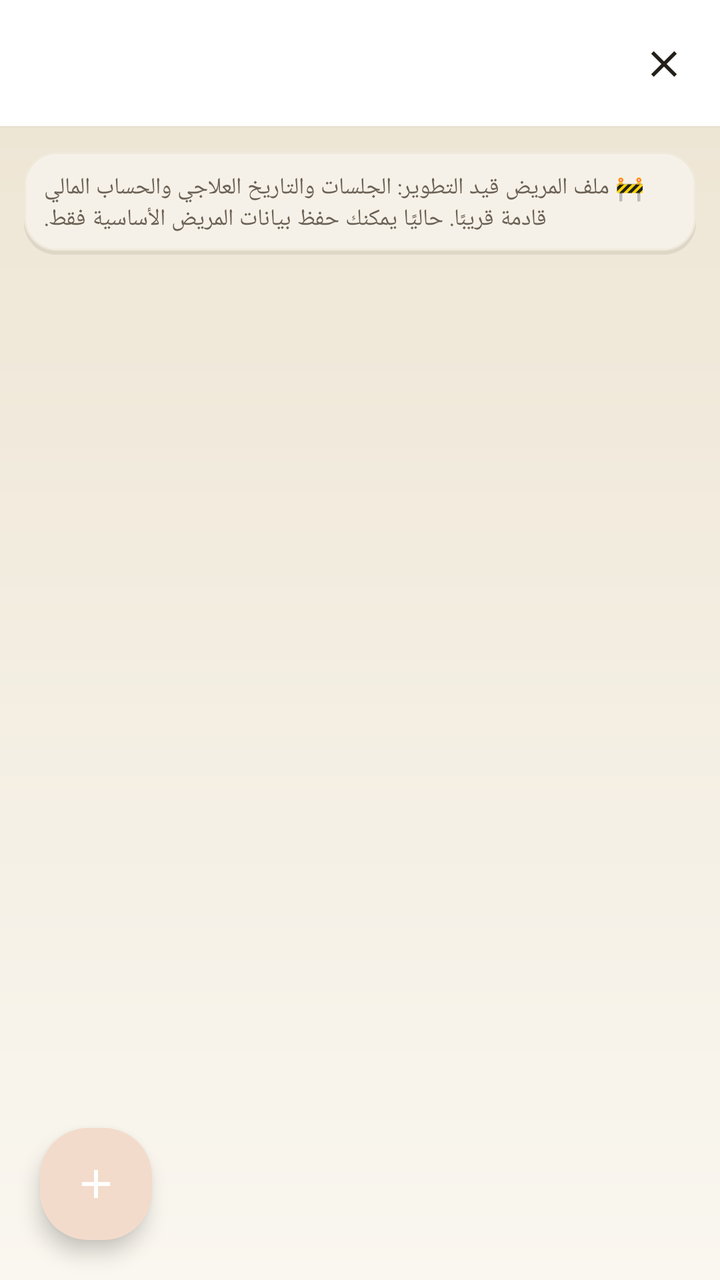
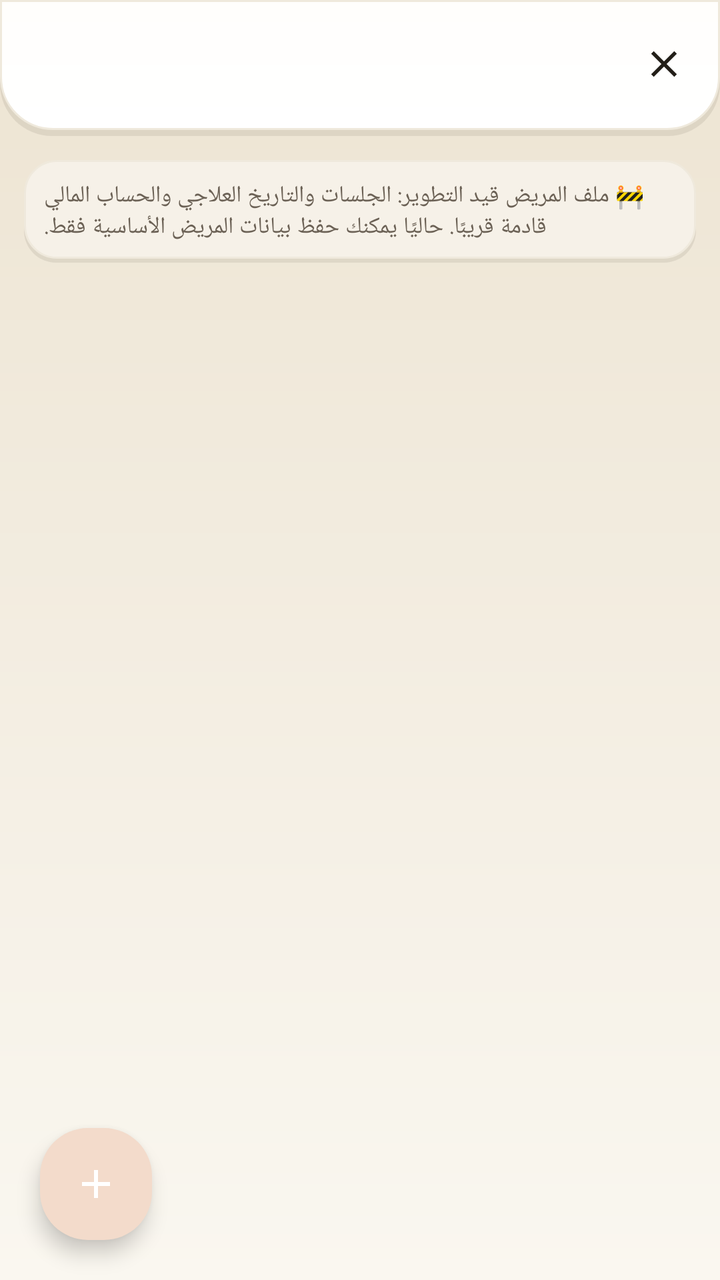

The first picture is an Android layout as it rendered before a commit; the second is the same layout after the commit. The layout source and the unified diff follow.
<!-- AndroidManifest.xml: application theme Theme.ClinicalMaster -->
<!-- res/layout/activity_patients.xml -->
<?xml version="1.0" encoding="utf-8"?>
<LinearLayout xmlns:android="http://schemas.android.com/apk/res/android"
    xmlns:app="http://schemas.android.com/apk/res-auto"
    android:layout_width="match_parent"
    android:layout_height="match_parent"
    android:background="@drawable/bg_app_gradient"
    android:orientation="vertical">

    <com.google.android.material.appbar.MaterialToolbar
        android:id="@+id/toolbar"
        android:layout_width="match_parent"
        android:layout_height="?attr/actionBarSize"
        android:background="@drawable/bg_header_container"
        android:title="🧑‍⚕️ المرضى"
        android:titleTextColor="@color/text_primary"
        app:navigationIcon="@drawable/ic_close" />

    <TextView
        android:layout_width="match_parent"
        android:layout_height="wrap_content"
        android:background="@drawable/bg_glass_card_soft"
        android:layout_margin="12dp"
        android:layout_marginBottom="4dp"
        android:gravity="end"
        android:padding="10dp"
        android:text="🚧 ملف المريض قيد التطوير: الجلسات والتاريخ العلاجي والحساب المالي قادمة قريبًا. حاليًا يمكنك حفظ بيانات المريض الأساسية فقط."
        android:textColor="@color/text_secondary"
        android:textDirection="rtl"
        android:textSize="11.5sp" />

    <FrameLayout
        android:layout_width="match_parent"
        android:layout_height="0dp"
        android:layout_weight="1">

        <TextView
            android:id="@+id/patients_empty_hint"
            android:layout_width="match_parent"
            android:layout_height="wrap_content"
            android:layout_gravity="center"
            android:gravity="center"
            android:padding="32dp"
            android:text="🧑‍⚕️&#10;&#10;لا يوجد مرضى محفوظين بعد.&#10;اضغط + لإضافة أول مريض."
            android:textColor="@color/text_tertiary"
            android:textDirection="rtl"
            android:textSize="13.5sp"
            android:visibility="gone" />

        <ScrollView
            android:layout_width="match_parent"
            android:layout_height="match_parent">

            <LinearLayout
                android:id="@+id/patients_container"
                android:layout_width="match_parent"
                android:layout_height="wrap_content"
                android:orientation="vertical"
                android:padding="12dp" />
        </ScrollView>
    </FrameLayout>

    <com.google.android.material.floatingactionbutton.FloatingActionButton
        android:id="@+id/fab_add_patient"
        android:layout_width="wrap_content"
        android:layout_height="wrap_content"
        android:layout_gravity="end|bottom"
        android:layout_margin="20dp"
        android:contentDescription="إضافة مريض"
        android:src="@drawable/ic_add"
        app:tint="@color/white" />
</LinearLayout>
<!-- resources referenced by this layout -->
<resources>
  <color name="text_primary">#231F19</color>
  <color name="text_secondary">#6B6155</color>
  <color name="text_tertiary">#9C9182</color>
  <color name="white">#FFFFFF</color>
  <!-- drawable bg_app_gradient (drawable) -->
  <shape xmlns:android="http://schemas.android.com/apk/res/android" android:shape="rectangle">
      <gradient android:type="linear" android:angle="90"
          android:startColor="@color/bg_deep_1"
          android:centerColor="@color/bg_deep_2"
          android:endColor="@color/bg_deep_3"/>
  </shape>
  <!-- drawable bg_header_container (drawable) -->
  <layer-list xmlns:android="http://schemas.android.com/apk/res/android">
      <item>
          <shape android:shape="rectangle">
              <solid android:color="@color/glass_fill_strong"/>
          </shape>
      </item>
      <item android:height="1dp" android:gravity="bottom">
          <shape android:shape="rectangle">
              <solid android:color="@color/glass_border"/>
          </shape>
      </item>
  </layer-list>
  <color name="bg_deep_1">#FAF7F0</color>
  <color name="bg_deep_2">#F3EDE1</color>
  <color name="bg_deep_3">#EDE4D2</color>
  <color name="shadow_soft">#14201208</color>
  <color name="glass_fill_soft">#F6F1E8</color>
  <color name="glass_border_soft">#EFE9DC</color>
  <color name="glass_fill_strong">#FFFFFF</color>
  <color name="glass_border">#E9E1D0</color>
  <color name="primary_cyan">#C96A46</color>
  <color name="primary_cyan_dark">#9C4E31</color>
  <color name="m3_primary_container">#F3DBCB</color>
  <color name="m3_on_primary_container">#5A2812</color>
  <color name="accent_violet">#4F7183</color>
  <color name="accent_violet_dark">#3A5563</color>
  <color name="m3_secondary_container">#DAE5E8</color>
  <color name="m3_on_secondary_container">#1C333B</color>
  <color name="m3_tertiary">#A8752B</color>
  <color name="m3_on_tertiary">#FFFFFF</color>
  <color name="m3_tertiary_container">#F2E2C4</color>
  <color name="m3_on_tertiary_container">#463010</color>
  <color name="bg_dark">#F3EDE1</color>
  <color name="surface_dark">#FFFEFC</color>
  <color name="m3_surface_variant">#F1EBDD</color>
  <color name="m3_on_surface_variant">#6B6155</color>
  <color name="m3_surface_container">#F1EBDD</color>
  <color name="m3_surface_container_high">#EAE2CE</color>
  <color name="m3_outline">#9C9182</color>
  <color name="m3_outline_variant">#EFE9DC</color>
  <color name="m3_error">#B5432B</color>
  <color name="m3_on_error">#FFFFFF</color>
  <color name="m3_error_container">#F5D6CB</color>
  <color name="m3_on_error_container">#591C0E</color>
  <style name="ShapeAppearance.M3.Corner.ExtraSmall" parent="ShapeAppearance.Material3.Corner.ExtraSmall">
          <item name="cornerSize">8dp</item>
      </style>
  <style name="ShapeAppearance.M3.Corner.Small" parent="ShapeAppearance.Material3.Corner.Small">
          <item name="cornerSize">12dp</item>
      </style>
  <style name="ShapeAppearance.M3.Corner.Medium" parent="ShapeAppearance.Material3.Corner.Medium">
          <item name="cornerSize">16dp</item>
      </style>
  <style name="ShapeAppearance.M3.Corner.Large" parent="ShapeAppearance.Material3.Corner.Large">
          <item name="cornerSize">24dp</item>
      </style>
  <style name="MaterialAlertDialog.ClinicalMaster.Title" parent="MaterialAlertDialog.Material3.Title.Text">
          <item name="android:textDirection">rtl</item>
          <item name="android:gravity">end</item>
      </style>
  <!-- unchanged entries left out for length: 5 -->
</resources>

<!-- the commit's change to res/layout/activity_patients.xml (unified diff, before → after) -->
@@ -9,10 +9,12 @@
     <com.google.android.material.appbar.MaterialToolbar
         android:id="@+id/toolbar"
         android:layout_width="match_parent"
-        android:layout_height="?attr/actionBarSize"
-        android:background="@drawable/bg_header_container"
+        android:layout_height="68dp"
+        android:background="@drawable/bg_top_bar_modern"
         android:title="🧑‍⚕️ المرضى"
         android:titleTextColor="@color/text_primary"
+        app:contentInsetStart="18dp"
+        app:contentInsetEnd="14dp"
         app:navigationIcon="@drawable/ic_close" />
 
     <TextView
<!-- resource entries referenced after the edit -->
@@ -11,16 +11,20 @@
           android:centerColor="@color/bg_deep_2"
           android:endColor="@color/bg_deep_3"/>
   </shape>
-  <!-- drawable bg_header_container (drawable) -->
+  <!-- drawable bg_top_bar_modern (drawable) -->
   <layer-list xmlns:android="http://schemas.android.com/apk/res/android">
-      <item>
+      <item android:top="3dp">
           <shape android:shape="rectangle">
-              <solid android:color="@color/glass_fill_strong"/>
+              <solid android:color="@color/shadow_soft"/>
+              <corners android:bottomLeftRadius="26dp" android:bottomRightRadius="26dp"/>
           </shape>
       </item>
-      <item android:height="1dp" android:gravity="bottom">
+      <item android:bottom="3dp">
           <shape android:shape="rectangle">
-              <solid android:color="@color/glass_border"/>
+              <gradient android:type="linear" android:angle="90"
+                  android:startColor="@color/glass_fill_strong" android:endColor="@color/glass_fill"/>
+              <corners android:bottomLeftRadius="26dp" android:bottomRightRadius="26dp"/>
+              <stroke android:width="1dp" android:color="@color/glass_border_soft"/>
           </shape>
       </item>
   </layer-list>
@@ -31,7 +35,7 @@
   <color name="glass_fill_soft">#F6F1E8</color>
   <color name="glass_border_soft">#EFE9DC</color>
   <color name="glass_fill_strong">#FFFFFF</color>
-  <color name="glass_border">#E9E1D0</color>
+  <color name="glass_fill">#FFFEFC</color>
   <color name="primary_cyan">#C96A46</color>
   <color name="primary_cyan_dark">#9C4E31</color>
   <color name="m3_primary_container">#F3DBCB</color>
